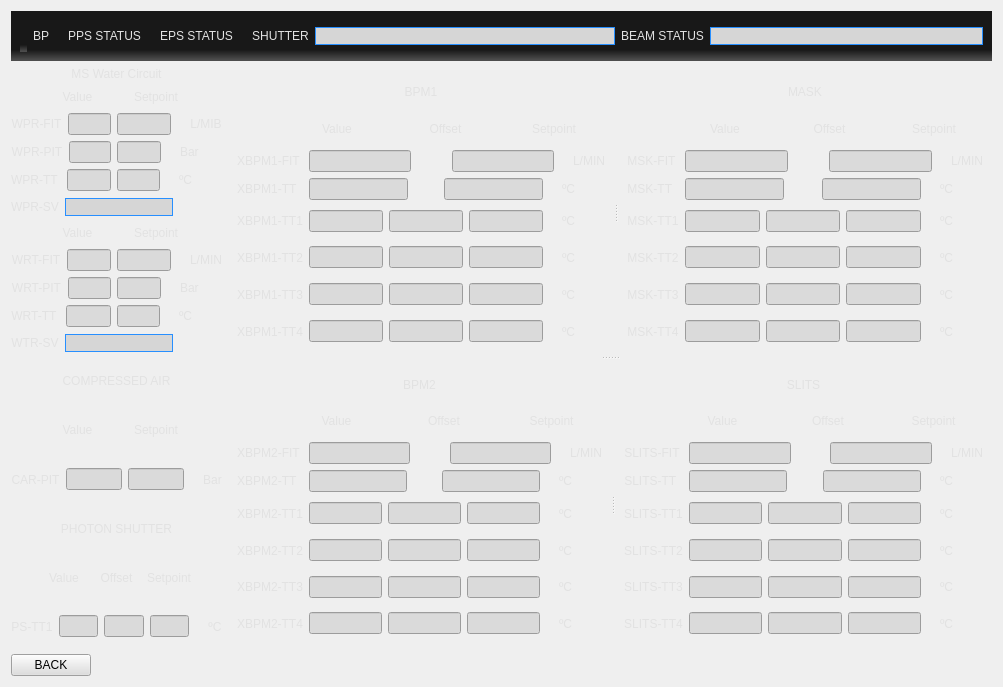
Above: myInterface/TempScreen.ui from semissatto2/Interface_files before the change. Below: the same form after it.
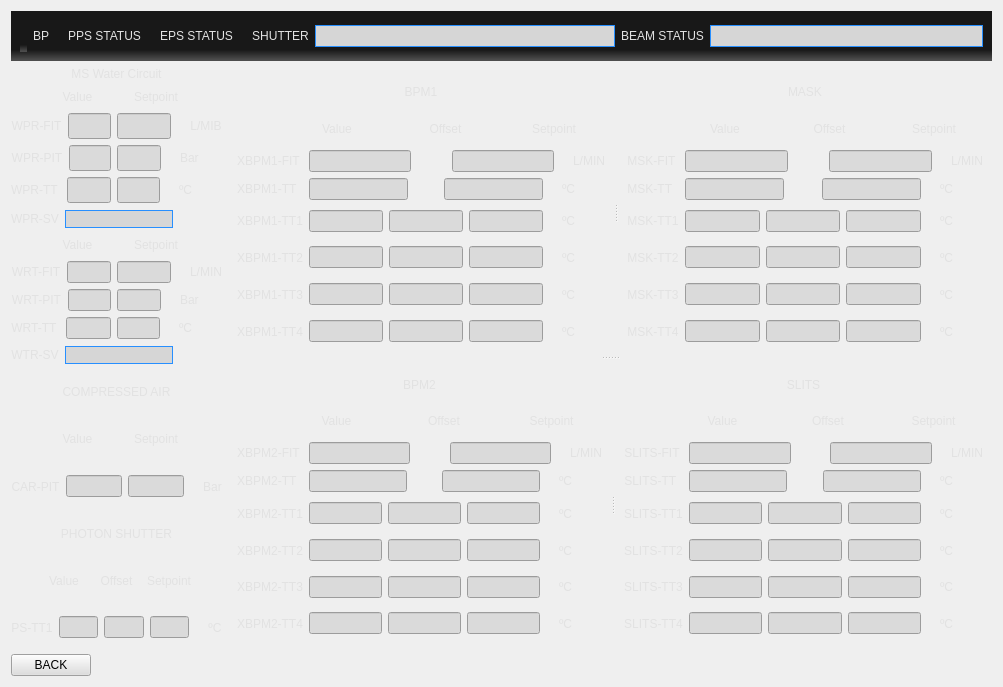
That is the form after the change. Icons and pictures are not drawn.

What changed in the file:
```diff
--- a/myInterface/TempScreen.ui
+++ b/myInterface/TempScreen.ui
@@ -146,9 +146,20 @@
              </item>
              <item>
               <widget class="QLineEdit" name="lineEditWprFitValue">
+               <property name="font">
+                <font>
+                 <family>Utopia</family>
+                 <pointsize>11</pointsize>
+                 <weight>75</weight>
+                 <bold>true</bold>
+                </font>
+               </property>
                <property name="styleSheet">
                 <string notr="true">background-color: rgb(218, 218, 218);</string>
                </property>
+               <property name="alignment">
+                <set>Qt::AlignCenter</set>
+               </property>
               </widget>
              </item>
             </layout>
@@ -172,9 +183,20 @@
              </item>
              <item>
               <widget class="QLineEdit" name="lineEditWprPitValue">
+               <property name="font">
+                <font>
+                 <family>Utopia</family>
+                 <pointsize>11</pointsize>
+                 <weight>75</weight>
+                 <bold>true</bold>
+                </font>
+               </property>
                <property name="styleSheet">
                 <string notr="true">background-color: rgb(218, 218, 218);</string>
                </property>
+               <property name="alignment">
+                <set>Qt::AlignCenter</set>
+               </property>
               </widget>
              </item>
             </layout>
@@ -198,9 +220,20 @@
              </item>
              <item>
               <widget class="QLineEdit" name="lineEditWprTtValue">
+               <property name="font">
+                <font>
+                 <family>Utopia</family>
+                 <pointsize>11</pointsize>
+                 <weight>75</weight>
+                 <bold>true</bold>
+                </font>
+               </property>
                <property name="styleSheet">
                 <string notr="true">background-color: rgb(218, 218, 218);</string>
                </property>
+               <property name="alignment">
+                <set>Qt::AlignCenter</set>
+               </property>
               </widget>
              </item>
             </layout>
@@ -213,9 +246,20 @@
             <layout class="QHBoxLayout" name="horizontalLayout_10">
              <item>
               <widget class="QLineEdit" name="lineEditWprFitSetPoint">
+               <property name="font">
+                <font>
+                 <family>Utopia</family>
+                 <pointsize>11</pointsize>
+                 <weight>75</weight>
+                 <bold>true</bold>
+                </font>
+               </property>
                <property name="styleSheet">
                 <string notr="true">background-color: rgb(218, 218, 218);</string>
                </property>
+               <property name="alignment">
+                <set>Qt::AlignCenter</set>
+               </property>
               </widget>
              </item>
              <item>
@@ -261,9 +305,20 @@
             <layout class="QHBoxLayout" name="horizontalLayout_11">
              <item>
               <widget class="QLineEdit" name="lineEditWprPitSetPoint">
+               <property name="font">
+                <font>
+                 <family>Utopia</family>
+                 <pointsize>11</pointsize>
+                 <weight>75</weight>
+                 <bold>true</bold>
+                </font>
+               </property>
                <property name="styleSheet">
                 <string notr="true">background-color: rgb(218, 218, 218);</string>
                </property>
+               <property name="alignment">
+                <set>Qt::AlignCenter</set>
+               </property>
               </widget>
              </item>
              <item>
@@ -309,9 +364,20 @@
             <layout class="QHBoxLayout" name="horizontalLayout_12">
              <item>
               <widget class="QLineEdit" name="lineEditWprTtSetPoint">
+               <property name="font">
+                <font>
+                 <family>Utopia</family>
+                 <pointsize>11</pointsize>
+                 <weight>75</weight>
+                 <bold>true</bold>
+                </font>
+               </property>
                <property name="styleSheet">
                 <string notr="true">background-color: rgb(218, 218, 218);</string>
                </property>
+               <property name="alignment">
+                <set>Qt::AlignCenter</set>
+               </property>
               </widget>
              </item>
              <item>
@@ -1324,6 +1390,14 @@
             </item>
             <item>
              <widget class="QLineEdit" name="lineEditShutter">
+              <property name="font">
+               <font>
+                <family>Utopia</family>
+                <pointsize>11</pointsize>
+                <weight>75</weight>
+                <bold>true</bold>
+               </font>
+              </property>
               <property name="styleSheet">
                <string notr="true">background-color: rgb(214, 214, 214);
 border-style: solid;
@@ -1359,6 +1433,14 @@
             </item>
             <item>
              <widget class="QLineEdit" name="lineEditBeamStatus">
+              <property name="font">
+               <font>
+                <family>Utopia</family>
+                <pointsize>11</pointsize>
+                <weight>75</weight>
+                <bold>true</bold>
+               </font>
+              </property>
               <property name="styleSheet">
                <string notr="true">background-color: rgb(214, 214, 214);
 border-style: solid;
```
Left out of the diff: 1 changed line with no effect on the pictures.
